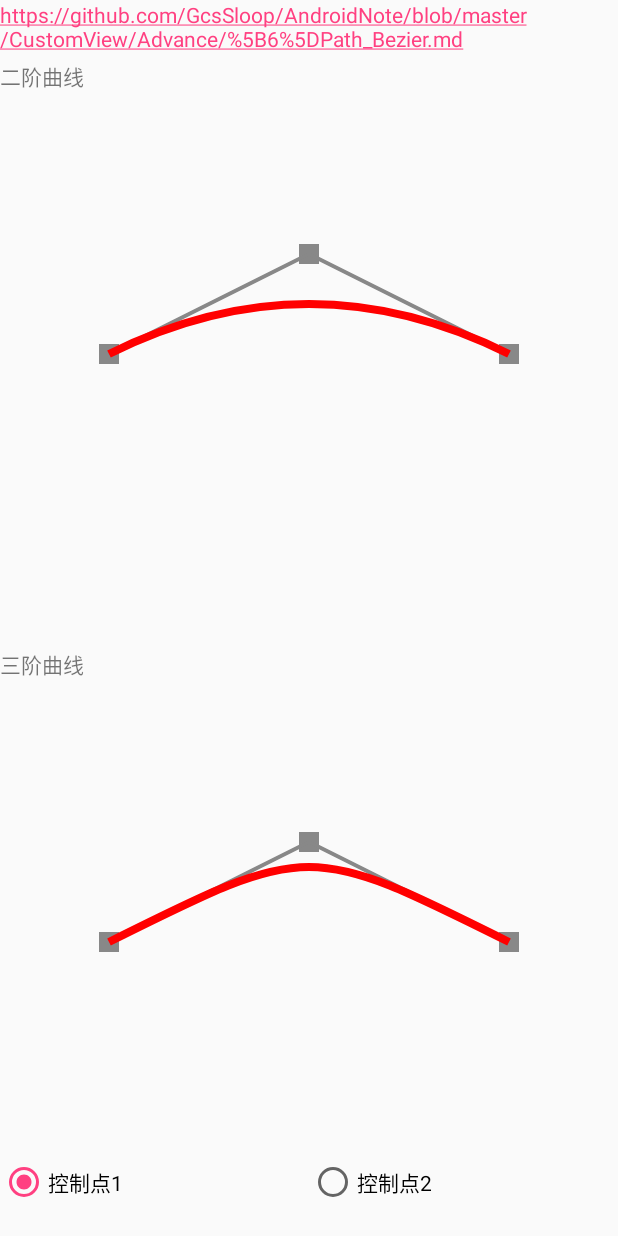
After one commit to BingYeh/Practice, an Android app: the BeziercurveLineActivity screen opened directly, with no data from a screen before it, on a phone screen of 412 x 824 dp. The commit adds this screen. Run offline under Robolectric (Android 15) with nearby library versions, the phone set to English and light mode, and no system bars.

Commit message:
添加贝塞尔曲线试验逻辑

```diff
--- a/app/src/main/AndroidManifest.xml
+++ b/app/src/main/AndroidManifest.xml
@@ -15,6 +15,9 @@
                 <category android:name="android.intent.category.LAUNCHER"/>
             </intent-filter>
         </activity>
+        <activity
+            android:name=".beziercurve.BeziercurveLineActivity"
+            android:screenOrientation="portrait"/>
     </application>
 
 </manifest>
--- /dev/null
+++ b/app/src/main/java/practise/yeh/com/practice/beziercurve/BezierThree.java
@@ -0,0 +1,123 @@
+package practise.yeh.com.practice.beziercurve;
+
+import android.content.Context;
+import android.graphics.Canvas;
+import android.graphics.Color;
+import android.graphics.Paint;
+import android.graphics.Path;
+import android.graphics.PointF;
+import android.util.AttributeSet;
+import android.view.MotionEvent;
+import android.view.View;
+
+/**
+ * Created by bestv-developer on 16/5/26.
+ *
+ * @author bing
+ * @time 16/5/26 上午10:32
+ * @des 三阶贝塞尔曲线试验
+ * @updateAuthor $Author$
+ * @updateDate $Date$
+ * @updateDes ${TODO}
+ */
+public class BezierThree extends View {
+    private Paint mPaint;
+    private int centerX, centerY;
+
+    private PointF start, end, control1, control2;
+    private boolean mode = true;
+
+    public BezierThree(Context context) {
+        super(context);
+        init();
+    }
+
+    public BezierThree(Context context, AttributeSet attrs) {
+        super(context, attrs);
+        init();
+    }
+
+    public BezierThree(Context context, AttributeSet attrs, int defStyleAttr) {
+        super(context, attrs, defStyleAttr);
+        init();
+    }
+
+    public void setMode(boolean mode) {
+        this.mode = mode;
+    }
+
+    private void init() {
+        mPaint = new Paint();
+        mPaint.setColor(Color.BLACK);
+        mPaint.setStrokeWidth(8);
+        mPaint.setAntiAlias(true);
+        mPaint.setStyle(Paint.Style.STROKE);
+
+        start = new PointF(0, 0);
+        end = new PointF(0, 0);
+        control1 = new PointF(0, 0);
+        control2 = new PointF(0, 0);
+    }
+
+    @Override
+    protected void onSizeChanged(int w, int h, int oldw, int oldh) {
+        super.onSizeChanged(w, h, oldw, oldh);
+        centerX = w / 2;
+        centerY = h / 2;
+
+        //初始化数据点和控制点的位置
+        start.x = centerX - 200;
+        start.y = centerY;
+        end.x = centerX + 200;
+        end.y = centerY;
+        control1.x = centerX;
+        control1.y = centerY - 100;
+        control2.x = centerX;
+        control2.y = centerY - 100;
+    }
+
+    @Override
+    public boolean onTouchEvent(MotionEvent event) {
+        // 根据触摸位置更新控制点，并提示重绘
+        if (mode) {
+            control1.x = event.getX();
+            control1.y = event.getY();
+        } else {
+            control2.x = event.getX();
+            control2.y = event.getY();
+        }
+        invalidate();
+        return true;
+    }
+
+    @Override
+    protected void onDraw(Canvas canvas) {
+        super.onDraw(canvas);
+        //drawCoordinateSystem(canvas);
+
+        // 绘制数据点和控制点
+        mPaint.setColor(Color.GRAY);
+        mPaint.setStrokeWidth(20);
+        canvas.drawPoint(start.x, start.y, mPaint);
+        canvas.drawPoint(end.x, end.y, mPaint);
+        canvas.drawPoint(control1.x, control1.y, mPaint);
+        canvas.drawPoint(control2.x, control2.y, mPaint);
+
+        // 绘制辅助线
+        mPaint.setStrokeWidth(4);
+        canvas.drawLine(start.x, start.y, control1.x, control1.y, mPaint);
+        canvas.drawLine(control1.x, control1.y, control2.x, control2.y, mPaint);
+        canvas.drawLine(control2.x, control2.y, end.x, end.y, mPaint);
+
+        // 绘制贝塞尔曲线
+        mPaint.setColor(Color.RED);
+        mPaint.setStrokeWidth(8);
+
+        Path path = new Path();
+
+        path.moveTo(start.x, start.y);
+        path.cubicTo(control1.x, control1.y, control2.x, control2.y, end.x, end.y);
+
+        canvas.drawPath(path, mPaint);
+    }
+}
--- /dev/null
+++ b/app/src/main/java/practise/yeh/com/practice/beziercurve/BezierTwo.java
@@ -0,0 +1,108 @@
+package practise.yeh.com.practice.beziercurve;
+
+import android.content.Context;
+import android.graphics.Canvas;
+import android.graphics.Color;
+import android.graphics.Paint;
+import android.graphics.Path;
+import android.graphics.PointF;
+import android.util.AttributeSet;
+import android.view.MotionEvent;
+import android.view.View;
+
+/**
+ * Created by bestv-developer on 16/5/25.
+ *
+ * @author bing
+ * @time 16/5/25 下午5:19
+ * @des 二阶贝塞尔曲线试验
+ * @updateAuthor $Author$
+ * @updateDate $Date$
+ * @updateDes ${TODO}
+ */
+public class BezierTwo extends View {
+
+    private Paint mPaint;
+    private int centerX, centerY;
+
+    private PointF start, end, control;
+
+    public BezierTwo(Context context) {
+        super(context);
+        init();
+    }
+
+    public BezierTwo(Context context, AttributeSet attrs) {
+        super(context, attrs);
+        init();
+    }
+
+    public BezierTwo(Context context, AttributeSet attrs, int defStyleAttr) {
+        super(context, attrs, defStyleAttr);
+        init();
+    }
+
+    private void init() {
+        mPaint = new Paint();
+        mPaint.setColor(Color.BLACK);
+        mPaint.setStrokeWidth(8);
+        mPaint.setAntiAlias(true);
+        mPaint.setStyle(Paint.Style.STROKE);
+
+        start = new PointF(0, 0);
+        end = new PointF(0, 0);
+        control = new PointF(0, 0);
+    }
+
+    @Override
+    protected void onSizeChanged(int w, int h, int oldw, int oldh) {
+        super.onSizeChanged(w, h, oldw, oldh);
+        centerX = w / 2;
+        centerY = h / 2;
+
+        //初始化数据点和控制点的位置
+        start.x = centerX - 200;
+        start.y = centerY;
+        end.x = centerX + 200;
+        end.y = centerY;
+        control.x = centerX;
+        control.y = centerY - 100;
+    }
+
+    @Override
+    public boolean onTouchEvent(MotionEvent event) {
+        //根据触摸位置更新控制点,并描绘
+        control.x = event.getX();
+        control.y = event.getY();
+        invalidate();
+        return true;
+    }
+
+    @Override
+    protected void onDraw(Canvas canvas) {
+        super.onDraw(canvas);
+
+        //绘制数据点和控制点
+        mPaint.setColor(Color.GRAY);
+        mPaint.setStrokeWidth(20);
+        canvas.drawPoint(start.x, start.y, mPaint);
+        canvas.drawPoint(end.x, end.y, mPaint);
+        canvas.drawPoint(control.x, control.y, mPaint);
+
+        //绘制辅助线
+        mPaint.setStrokeWidth(4);
+        canvas.drawLine(start.x, start.y, control.x, control.y, mPaint);
+        canvas.drawLine(end.x, end.y, control.x, control.y, mPaint);
+
+        //绘制贝塞尔曲线
+        mPaint.setColor(Color.RED);
+        mPaint.setStrokeWidth(8);
+
+        Path path = new Path();
+
+        path.moveTo(start.x, start.y);
+        path.quadTo(control.x, control.y, end.x, end.y);
+
+        canvas.drawPath(path, mPaint);
+    }
+}
--- /dev/null
+++ b/app/src/main/java/practise/yeh/com/practice/beziercurve/BeziercurveLineActivity.java
@@ -0,0 +1,57 @@
+package practise.yeh.com.practice.beziercurve;
+
+import android.app.Activity;
+import android.os.Bundle;
+import android.widget.RadioGroup;
+
+import practise.yeh.com.practice.R;
+
+/**
+ * Created by bestv-developer on 16/5/25.
+ *
+ * @author bing
+ * @time 16/5/25 下午5:15
+ * @des ${TODO}
+ * @updateAuthor $Author$
+ * @updateDate $Date$
+ * @updateDes ${TODO}
+ */
+public class BeziercurveLineActivity extends Activity {
+
+    private RadioGroup mRadioGroup;
+    private BezierThree mBezierThree;
+
+    @Override
+    protected void onCreate(Bundle savedInstanceState) {
+        super.onCreate(savedInstanceState);
+
+        setContentView(R.layout.activity_beziercurve_line);
+
+        init();
+
+        bindEvents();
+    }
+
+    private void init() {
+        mRadioGroup = (RadioGroup) findViewById(R.id.rg_control_group);
+        mBezierThree = (BezierThree) findViewById(R.id.bezier_three);
+    }
+
+    private void bindEvents() {
+        mRadioGroup.setOnCheckedChangeListener(new RadioGroup.OnCheckedChangeListener() {
+            @Override
+            public void onCheckedChanged(RadioGroup group, int checkedId) {
+                switch (checkedId) {
+                    case R.id.rb_control1:
+                        mBezierThree.setMode(true);
+                        break;
+                    case R.id.rb_control2:
+                        mBezierThree.setMode(false);
+                        break;
+                    default:
+                        break;
+                }
+            }
+        });
+    }
+}
--- /dev/null
+++ b/app/src/main/res/layout/activity_beziercurve_line.xml
@@ -0,0 +1,69 @@
+<?xml version="1.0" encoding="utf-8"?>
+<LinearLayout xmlns:android="http://schemas.android.com/apk/res/android"
+              android:layout_width="match_parent"
+              android:layout_height="match_parent"
+              android:orientation="vertical">
+
+    <TextView
+        android:layout_width="match_parent"
+        android:layout_height="40dp"
+        android:autoLink="all"
+        android:text="https://github.com/GcsSloop/AndroidNote/blob/master/CustomView/Advance/%5B6%5DPath_Bezier.md"/>
+
+    <RelativeLayout
+        android:layout_width="match_parent"
+        android:layout_height="0dp"
+        android:layout_weight="1">
+
+        <TextView
+            android:layout_width="wrap_content"
+            android:layout_height="wrap_content"
+            android:text="二阶曲线"/>
+
+        <practise.yeh.com.practice.beziercurve.BezierTwo
+            android:layout_width="match_parent"
+            android:layout_height="match_parent"/>
+    </RelativeLayout>
+
+    <RelativeLayout
+        android:layout_width="match_parent"
+        android:layout_height="0dp"
+        android:layout_weight="1">
+
+        <TextView
+            android:layout_width="wrap_content"
+            android:layout_height="wrap_content"
+            android:text="三阶曲线"/>
+
+        <practise.yeh.com.practice.beziercurve.BezierThree
+            android:id="@+id/bezier_three"
+            android:layout_width="match_parent"
+            android:layout_height="match_parent"/>
+
+        <RadioGroup
+            android:id="@+id/rg_control_group"
+            android:layout_width="match_parent"
+            android:layout_height="wrap_content"
+            android:layout_alignParentBottom="true"
+            android:layout_marginBottom="20dp"
+            android:orientation="horizontal">
+
+            <RadioButton
+                android:id="@+id/rb_control1"
+                android:layout_width="0dp"
+                android:layout_height="match_parent"
+                android:layout_weight="1"
+                android:checked="true"
+                android:text="控制点1"/>
+
+            <RadioButton
+                android:id="@+id/rb_control2"
+                android:layout_width="0dp"
+                android:layout_height="match_parent"
+                android:layout_weight="1"
+                android:text="控制点2"/>
+        </RadioGroup>
+    </RelativeLayout>
+
+
+</LinearLayout>
```
Also changed, not shown: app/src/main/java/practise/yeh/com/practice/MainActivity.java (+33 -7 lines), app/src/main/res/layout/grid_list_item.xml (+8 -0 lines), app/src/main/res/drawable/bezier.gif (added).
